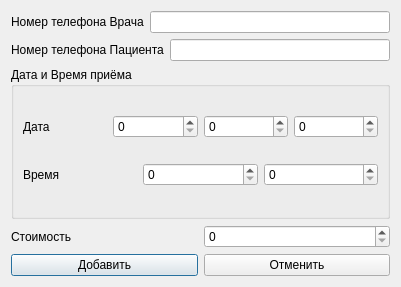
Qt form addappointmentdialog.ui (skrine525/fefu-fds-coursework) before a commit.
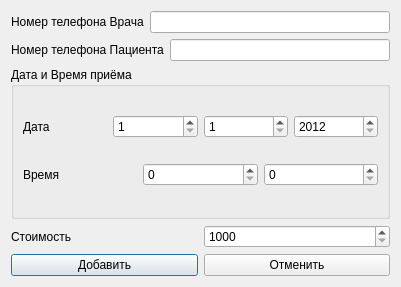
The same form after that commit.

What changed in the file:
```diff
--- a/addappointmentdialog.ui
+++ b/addappointmentdialog.ui
@@ -58,13 +58,34 @@
          </widget>
         </item>
         <item>
-         <widget class="QSpinBox" name="spinBoxAppointmentDateDay"/>
+         <widget class="QSpinBox" name="spinBoxAppointmentDateDay">
+          <property name="minimum">
+           <number>1</number>
+          </property>
+          <property name="maximum">
+           <number>31</number>
+          </property>
+         </widget>
         </item>
         <item>
-         <widget class="QSpinBox" name="spinBoxAppointmentDateMonth"/>
+         <widget class="QSpinBox" name="spinBoxAppointmentDateMonth">
+          <property name="minimum">
+           <number>1</number>
+          </property>
+          <property name="maximum">
+           <number>12</number>
+          </property>
+         </widget>
         </item>
         <item>
-         <widget class="QSpinBox" name="spinBoxAppointmentDateYear"/>
+         <widget class="QSpinBox" name="spinBoxAppointmentDateYear">
+          <property name="minimum">
+           <number>2012</number>
+          </property>
+          <property name="maximum">
+           <number>2023</number>
+          </property>
+         </widget>
         </item>
        </layout>
       </item>
@@ -98,7 +119,14 @@
       </widget>
      </item>
      <item>
-      <widget class="QSpinBox" name="spinBoxAppointmentCost"/>
+      <widget class="QSpinBox" name="spinBoxAppointmentCost">
+       <property name="minimum">
+        <number>1000</number>
+       </property>
+       <property name="maximum">
+        <number>5000</number>
+       </property>
+      </widget>
      </item>
     </layout>
    </item>
```
Left out of the diff: 12 changed lines with no effect on the pictures.
